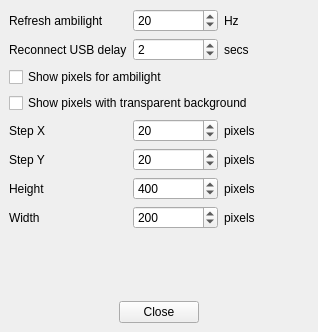
Before: the Qt Designer form AmbilightUSB_PC/src/mainwindow.ui in Atarity/Lightpack, drawn with Qt 5.
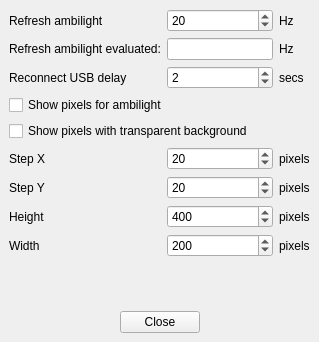
After: the same form once the commit is applied. Icons and pictures are not drawn.

Commit message: Added new class TimeEvaluations for eval time intervals (update ambilight and show result in settings window). Fix bug with update ambilight (not all step x, y, width, height work fine). Update ambilight now return how long it takes in ms.

```diff
--- a/AmbilightUSB_PC/src/mainwindow.ui
+++ b/AmbilightUSB_PC/src/mainwindow.ui
@@ -6,8 +6,8 @@
    <rect>
     <x>0</x>
     <y>0</y>
-    <width>318</width>
-    <height>332</height>
+    <width>319</width>
+    <height>342</height>
    </rect>
   </property>
   <property name="windowTitle">
@@ -51,14 +51,14 @@
         </property>
        </widget>
       </item>
-      <item row="1" column="0">
+      <item row="2" column="0">
        <widget class="QLabel" name="label_Reconnect">
         <property name="text">
          <string>Reconnect USB delay</string>
         </property>
        </widget>
       </item>
-      <item row="1" column="1">
+      <item row="2" column="1">
        <widget class="QSpinBox" name="spinBox_ReconnectDelay">
         <property name="minimum">
          <number>1</number>
@@ -68,28 +68,28 @@
         </property>
        </widget>
       </item>
-      <item row="1" column="2">
+      <item row="2" column="2">
        <widget class="QLabel" name="label_sec">
         <property name="text">
          <string>secs</string>
         </property>
        </widget>
       </item>
-      <item row="4" column="0">
+      <item row="5" column="0">
        <widget class="QLabel" name="label_x_step">
         <property name="text">
          <string>Step X</string>
         </property>
        </widget>
       </item>
-      <item row="4" column="2">
+      <item row="5" column="2">
        <widget class="QLabel" name="label_sec_2">
         <property name="text">
          <string>pixels</string>
         </property>
        </widget>
       </item>
-      <item row="5" column="1">
+      <item row="6" column="1">
        <widget class="QSpinBox" name="spinBox_StepY">
         <property name="minimum">
          <number>1</number>
@@ -99,14 +99,14 @@
         </property>
        </widget>
       </item>
-      <item row="5" column="2">
+      <item row="6" column="2">
        <widget class="QLabel" name="label_sec_3">
         <property name="text">
          <string>pixels</string>
         </property>
        </widget>
       </item>
-      <item row="4" column="1">
+      <item row="5" column="1">
        <widget class="QSpinBox" name="spinBox_StepX">
         <property name="minimum">
          <number>1</number>
@@ -116,21 +116,21 @@
         </property>
        </widget>
       </item>
-      <item row="5" column="0">
+      <item row="6" column="0">
        <widget class="QLabel" name="label_y_step">
         <property name="text">
          <string>Step Y</string>
         </property>
        </widget>
       </item>
-      <item row="6" column="0">
+      <item row="7" column="0">
        <widget class="QLabel" name="label_height">
         <property name="text">
          <string>Height</string>
         </property>
        </widget>
       </item>
-      <item row="6" column="1">
+      <item row="7" column="1">
        <widget class="QSpinBox" name="spinBox_HeightAmbilight">
         <property name="minimum">
          <number>1</number>
@@ -143,21 +143,21 @@
         </property>
        </widget>
       </item>
-      <item row="6" column="2">
+      <item row="7" column="2">
        <widget class="QLabel" name="label_sec_4">
         <property name="text">
          <string>pixels</string>
         </property>
        </widget>
       </item>
-      <item row="7" column="0">
+      <item row="8" column="0">
        <widget class="QLabel" name="label_width">
         <property name="text">
          <string>Width</string>
         </property>
        </widget>
       </item>
-      <item row="7" column="1">
+      <item row="8" column="1">
        <widget class="QSpinBox" name="spinBox_WidthAmbilight">
         <property name="minimum">
          <number>1</number>
@@ -170,27 +170,51 @@
         </property>
        </widget>
       </item>
-      <item row="7" column="2">
+      <item row="8" column="2">
        <widget class="QLabel" name="label_sec_5">
         <property name="text">
          <string>pixels</string>
         </property>
        </widget>
       </item>
-      <item row="2" column="0" colspan="3">
+      <item row="3" column="0" colspan="3">
        <widget class="QCheckBox" name="checkBox_ShowPixelsAmbilight">
         <property name="text">
          <string>Show pixels for ambilight</string>
         </property>
        </widget>
       </item>
-      <item row="3" column="0" colspan="3">
+      <item row="4" column="0" colspan="3">
        <widget class="QCheckBox" name="checkBox_ShowPixelsTransparentBackground">
         <property name="text">
          <string>Show pixels with transparent background</string>
         </property>
        </widget>
       </item>
+      <item row="1" column="0">
+       <widget class="QLabel" name="label_UpdateDelayEval">
+        <property name="text">
+         <string>Refresh ambilight evaluated:</string>
+        </property>
+       </widget>
+      </item>
+      <item row="1" column="1">
+       <widget class="QLineEdit" name="lineEdit_RefreshAmbilihtEvaluated">
+        <property name="enabled">
+         <bool>true</bool>
+        </property>
+        <property name="readOnly">
+         <bool>true</bool>
+        </property>
+       </widget>
+      </item>
+      <item row="1" column="2">
+       <widget class="QLabel" name="label_hz_2">
+        <property name="text">
+         <string>Hz</string>
+        </property>
+       </widget>
+      </item>
      </layout>
     </item>
     <item>
```
Left out of the diff: 11 changed lines with no effect on the pictures. The commit also changes 12 other files.
